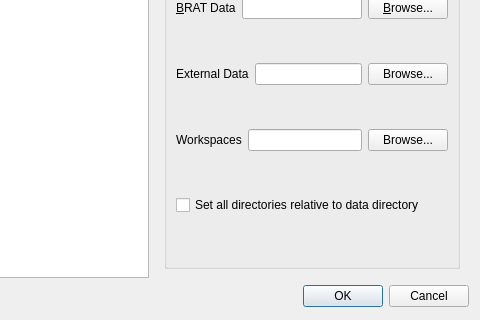
Above: new-gui/brat/ApplicationSettingsDlg.ui from altimetry/main before the change; both pictures show x 117 to 597 and y 90 to 410 of the 597 by 410 pixel window. Below: the same form after it.
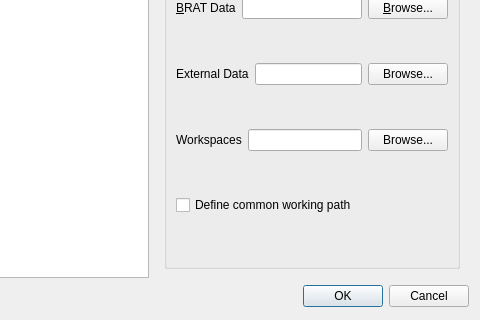
That is the form after the change. The open tabs and pages were chosen to show the change.

Commit message: Application paths in settings dialog. "Off gui" error dialog.

```diff
--- a/new-gui/brat/ApplicationSettingsDlg.ui
+++ b/new-gui/brat/ApplicationSettingsDlg.ui
@@ -107,7 +107,7 @@
             <item>
              <widget class="QCheckBox" name="AutoRelativePaths_checkBox">
               <property name="text">
-               <string>Set all directories relative to data directory</string>
+               <string>Define common working path</string>
               </property>
              </widget>
             </item>
```
Left out of the diff: 4 changed lines with no effect on the pictures. The commit also changes 10 other files.
